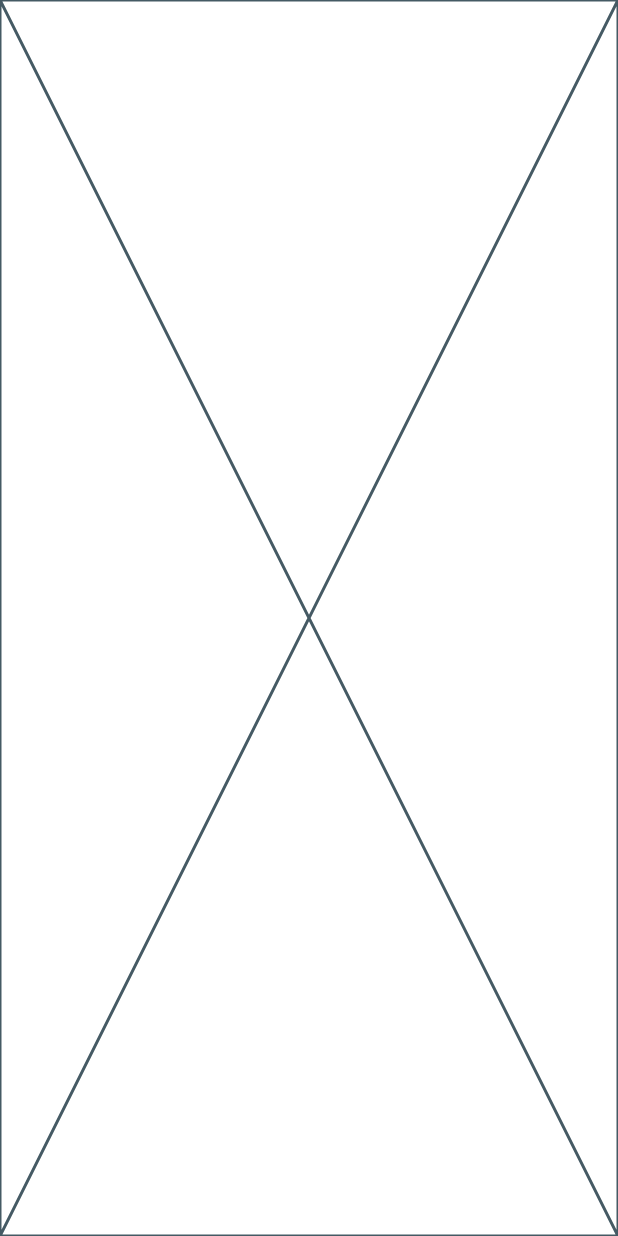
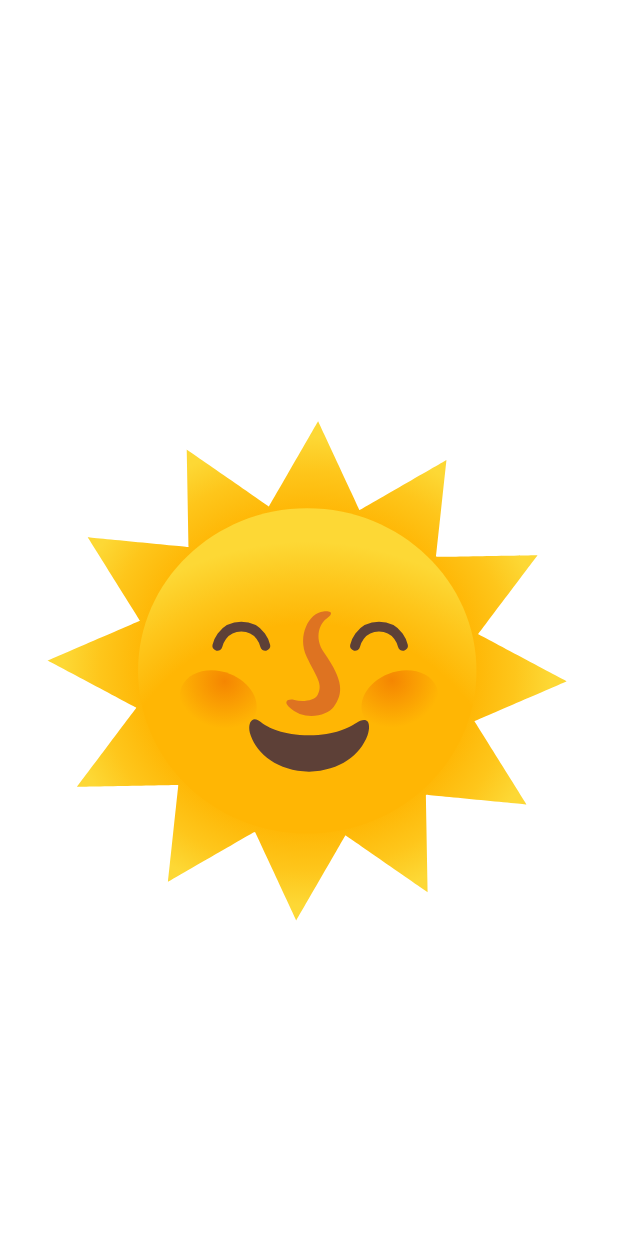
Before and after one commit to Sachin-Advait/sundial, a Flutter app: the first screen one second after launch, on a phone screen of 412 x 824 dp. Run offline on Flutter 3.47's test engine with Material 3 defaults, Android fonts, the phone set to English and light mode, and no system bars; our stand-ins replace flutter_easyloading, flutter_screenutil, get_it, lottie.

Commit message:
Created Splash Page.

```diff
--- /dev/null
+++ b/lib/constant/app_assets.dart
@@ -0,0 +1,5 @@
+class AppAssetsImages {}
+
+class AppAssetsAnimations {
+  static const splashAnimation = "assets/animations/splash_animation.json";
+}
--- a/lib/get_it.dart
+++ b/lib/get_it.dart
@@ -1,6 +1,5 @@
 import 'package:get_it/get_it.dart';
 import 'modules/login/login_provider.dart';
-import 'modules/splash/splash_provider.dart';
 import 'modules/dashboard/dashboard_provider.dart';
 
 final getIt = GetIt.instance;
@@ -12,8 +11,6 @@ void getItSetup() {
 
   /// ------------- Register a factory for Providers. -------------
 
-  getIt.registerFactory<SplashProvider>(() => SplashProvider());
-
   getIt.registerFactory<LoginProvider>(() => LoginProvider());
 
   getIt.registerFactory<DashboardProvider>(() => DashboardProvider());
--- a/lib/modules/splash/splash_provider.dart
+++ /dev/null
@@ -1,3 +0,0 @@
-import 'package:flutter/widgets.dart';
-
-class SplashProvider with ChangeNotifier {}
--- a/lib/modules/splash/splash_view.dart
+++ b/lib/modules/splash/splash_view.dart
@@ -1,10 +1,34 @@
+import '../../routes/routes.dart';
+import 'package:lottie/lottie.dart';
 import 'package:flutter/material.dart';
+import 'package:sundial/utils/global_keys.dart';
+import 'package:sundial/constant/app_assets.dart';
 
-class SplashView extends StatelessWidget {
+class SplashView extends StatefulWidget {
   const SplashView({super.key});
 
   @override
+  State<SplashView> createState() => _SplashViewState();
+}
+
+class _SplashViewState extends State<SplashView> {
+  @override
+  void initState() {
+    Future.delayed(
+      const Duration(seconds: 2),
+    ).then((_) => _checkAuthStateAndNavigate());
+    super.initState();
+  }
+
+  void _checkAuthStateAndNavigate() {
+    GlobalKeys.navigatorKey.currentState!.pushReplacementNamed(Routes.LOGIN);
+    // Check if user is authenticated
+    // If authenticated, navigate to home
+    // else navigate to login
+  }
+
+  @override
   Widget build(BuildContext context) {
-    return const Placeholder();
+    return Center(child: Lottie.asset(AppAssetsAnimations.splashAnimation));
   }
 }
--- a/lib/routes/pages.dart
+++ b/lib/routes/pages.dart
@@ -7,7 +7,6 @@ import '../modules/dashboard/dashboard_provider.dart';
 import 'package:sundial/modules/login/login_view.dart';
 import 'package:sundial/modules/splash/splash_view.dart';
 import 'package:sundial/modules/login/login_provider.dart';
-import 'package:sundial/modules/splash/splash_provider.dart';
 import 'package:sundial/modules/dashboard/dashboard_view.dart';
 
 class Pages {
@@ -29,13 +28,7 @@ class Pages {
   static Route onGenerateRoute(RouteSettings settings) {
     switch (settings.name) {
       case Routes.SPLASH:
-        return _buildRoutes(
-          Provider(
-            create: (_) => getIt.get<SplashProvider>(),
-            child: const SplashView(),
-          ),
-          settings: settings,
-        );
+        return _buildRoutes(const SplashView(), settings: settings);
 
       case Routes.LOGIN:
         return _buildRoutes(
```
Also changed, not shown: assets/animations/splash_animation.json (added, +1 -0 lines), pubspec.yaml (+4 -3 lines), pubspec.lock.
